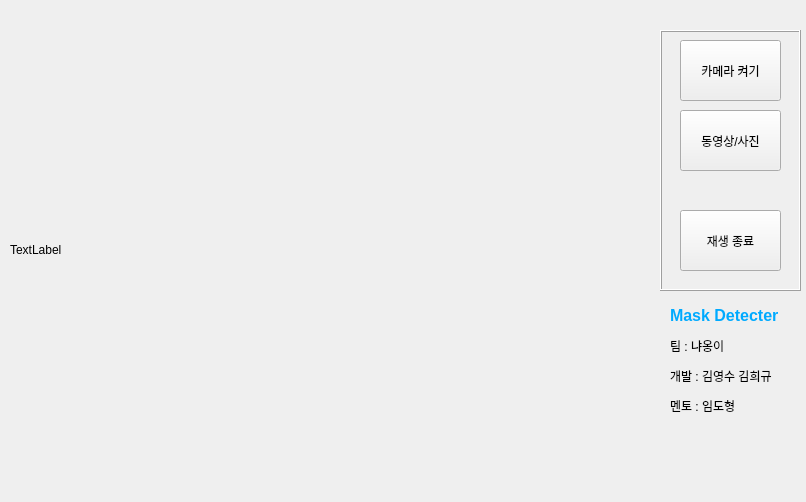
Before: the Qt Designer form mainGUI.ui in HeegyuKim/AI_MaskDetector_Kitty, drawn with Qt 5.
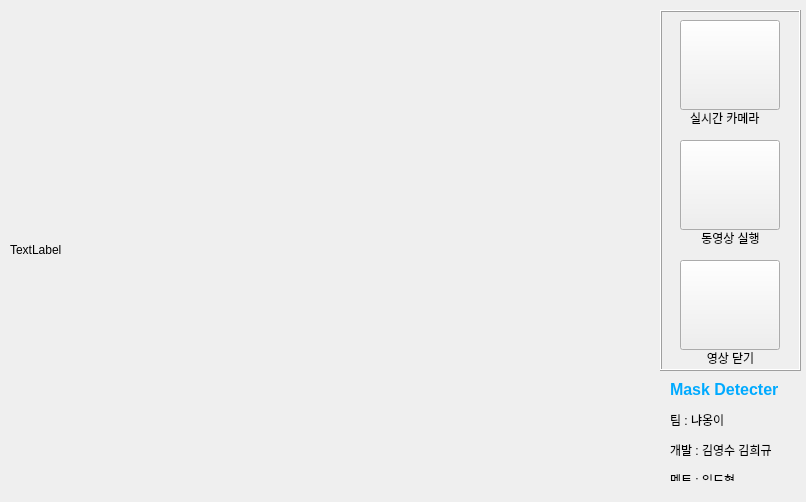
After: the same form once the commit is applied. Icons and pictures are not drawn.

Commit message: UI 버튼아이콘 추가

Diff of the .ui file:
```diff
--- a/mainGUI.ui
+++ b/mainGUI.ui
@@ -13,6 +13,9 @@
   <property name="windowTitle">
    <string>Mask Detecter for 해커톤</string>
   </property>
+  <property name="autoFillBackground">
+   <bool>false</bool>
+  </property>
   <widget class="QWidget" name="centralwidget">
    <widget class="QLabel" name="lbl_img">
     <property name="geometry">
@@ -31,9 +34,9 @@
     <property name="geometry">
      <rect>
       <x>670</x>
-      <y>300</y>
+      <y>380</y>
       <width>131</width>
-      <height>121</height>
+      <height>101</height>
      </rect>
     </property>
     <property name="text">
@@ -44,9 +47,9 @@
     <property name="geometry">
      <rect>
       <x>660</x>
-      <y>30</y>
+      <y>10</y>
       <width>141</width>
-      <height>261</height>
+      <height>361</height>
      </rect>
     </property>
     <property name="frameShape">
@@ -60,38 +63,113 @@
       <rect>
        <x>20</x>
        <y>10</y>
-       <width>101</width>
-       <height>61</height>
+       <width>100</width>
+       <height>90</height>
       </rect>
      </property>
      <property name="text">
-      <string>카메라 켜기</string>
+      <string/>
+     </property>
+     <property name="icon">
+      <iconset>
+       <normaloff>resource/UI/camerabutton.png</normaloff>resource/UI/camerabutton.png</iconset>
+     </property>
+     <property name="iconSize">
+      <size>
+       <width>96</width>
+       <height>96</height>
+      </size>
      </property>
     </widget>
     <widget class="QPushButton" name="btn_av">
      <property name="geometry">
       <rect>
        <x>20</x>
-       <y>80</y>
-       <width>101</width>
-       <height>61</height>
+       <y>130</y>
+       <width>100</width>
+       <height>90</height>
       </rect>
      </property>
      <property name="text">
-      <string>동영상/사진</string>
+      <string/>
+     </property>
+     <property name="icon">
+      <iconset>
+       <normaloff>resource/UI/videobutton.png</normaloff>resource/UI/videobutton.png</iconset>
+     </property>
+     <property name="iconSize">
+      <size>
+       <width>96</width>
+       <height>96</height>
+      </size>
      </property>
     </widget>
     <widget class="QPushButton" name="btn_close">
      <property name="geometry">
       <rect>
        <x>20</x>
-       <y>180</y>
-       <width>101</width>
-       <height>61</height>
+       <y>250</y>
+       <width>100</width>
+       <height>90</height>
       </rect>
      </property>
      <property name="text">
-      <string>재생 종료</string>
+      <string/>
+     </property>
+     <property name="icon">
+      <iconset>
+       <normaloff>resource/UI/closebutton.png</normaloff>resource/UI/closebutton.png</iconset>
+     </property>
+     <property name="iconSize">
+      <size>
+       <width>96</width>
+       <height>96</height>
+      </size>
+     </property>
+    </widget>
+    <widget class="QLabel" name="label_2">
+     <property name="geometry">
+      <rect>
+       <x>30</x>
+       <y>100</y>
+       <width>81</width>
+       <height>16</height>
+      </rect>
+     </property>
+     <property name="text">
+      <string>실시간 카메라</string>
+     </property>
+    </widget>
+    <widget class="QLabel" name="label_3">
+     <property name="geometry">
+      <rect>
+       <x>30</x>
+       <y>220</y>
+       <width>81</width>
+       <height>16</height>
+      </rect>
+     </property>
+     <property name="text">
+      <string>동영상 실행</string>
+     </property>
+     <property name="alignment">
+      <set>Qt::AlignCenter</set>
+     </property>
+    </widget>
+    <widget class="QLabel" name="label_4">
+     <property name="geometry">
+      <rect>
+       <x>30</x>
+       <y>340</y>
+       <width>81</width>
+       <height>16</height>
+      </rect>
+     </property>
+     <property name="text">
+      <string>영상 닫기</string>
+     </property>
+     <property name="alignment">
+      <set>Qt::AlignCenter</set>
      </property>
     </widget>
    </widget>
```
Left out of the diff: 12 changed lines with no effect on the pictures. The commit also changes 6 other files.
